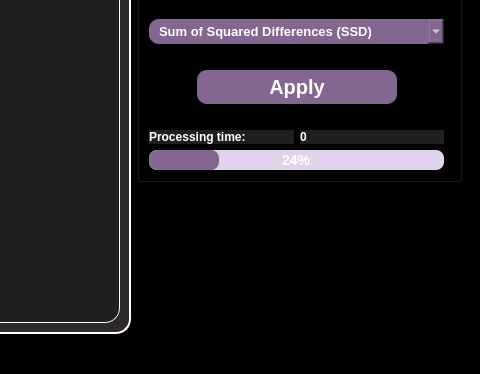
First picture: the form in MainWindow.ui, repository ComputerVision-Projects/Feature-Descriptors-and-Matching, before the edit; both pictures show x 213 to 693 and y 574 to 948 of the 693 by 948 pixel window.
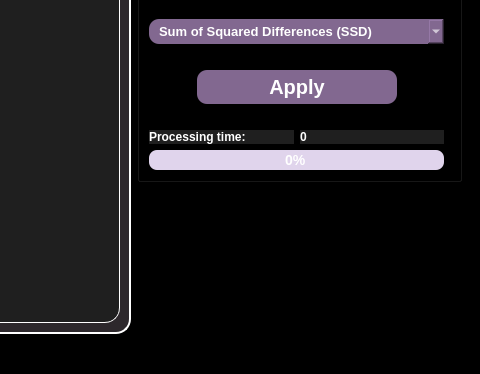
Second picture: the form after the edit. The open tabs and pages were chosen to show the change. Icons and pictures are not drawn.

The edit to the form file:
```diff
--- a/MainWindow.ui
+++ b/MainWindow.ui
@@ -1624,7 +1624,7 @@
 </string>
                  </property>
                  <property name="value">
-                  <number>24</number>
+                  <number>0</number>
                  </property>
                 </widget>
                </item>
```
